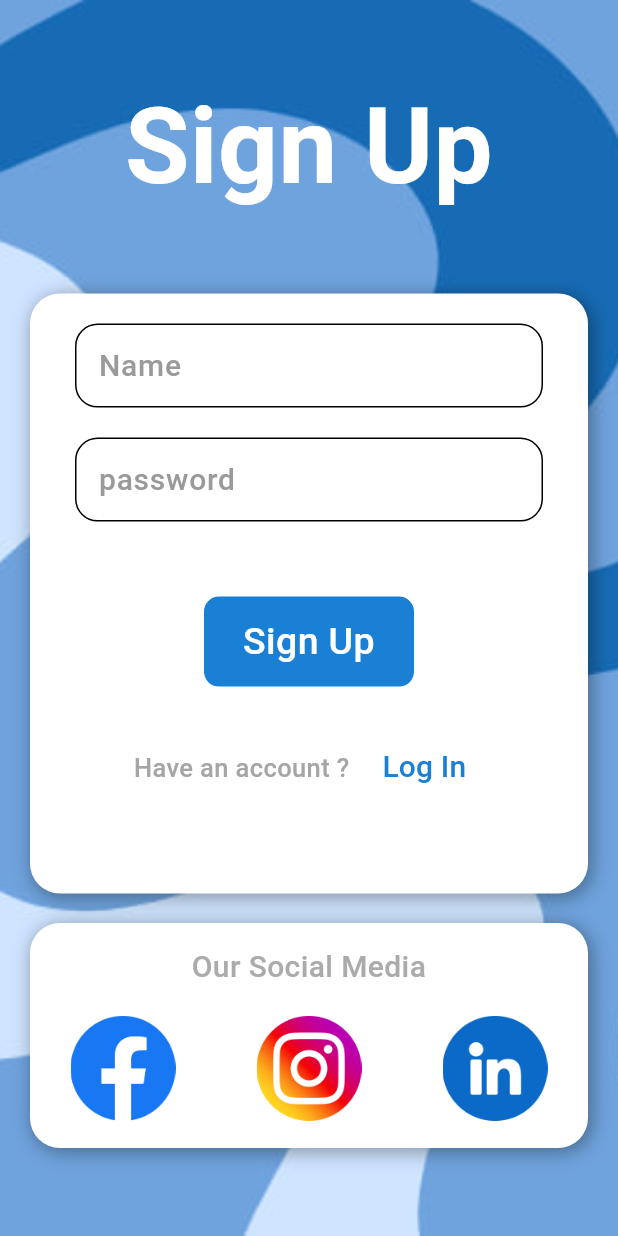
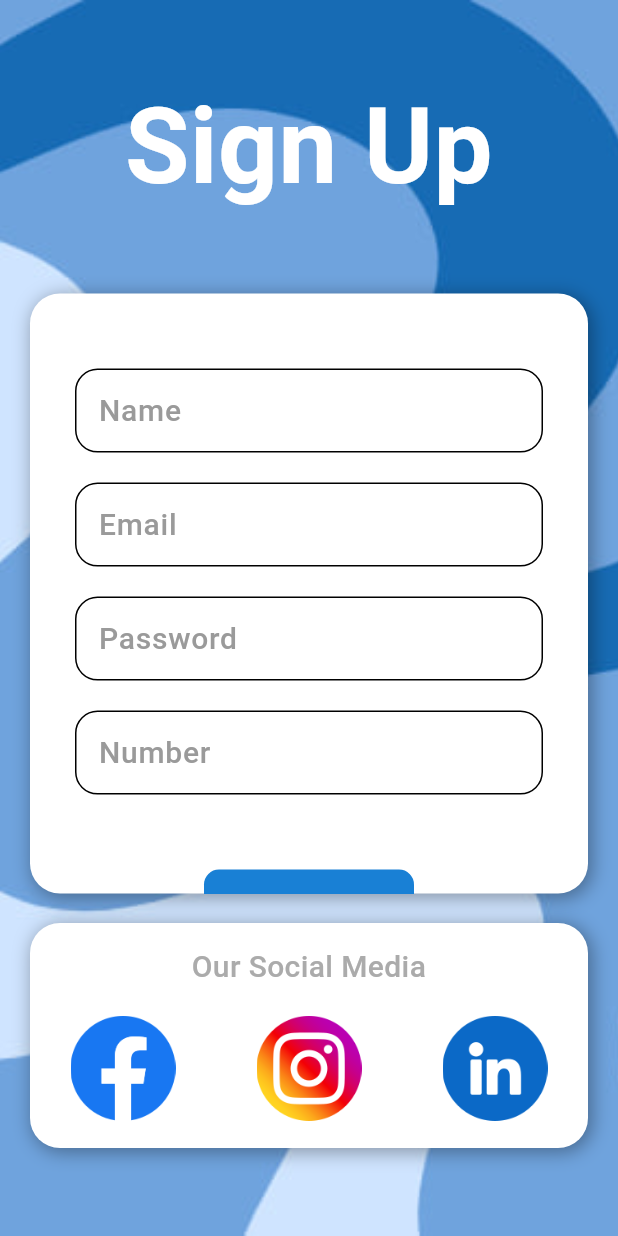
Before and after one commit to KSABBAS/Codeveloper-To-Do, a Flutter app: the Signupview screen opened by its route, on a phone screen of 412 x 824 dp. Run offline on Flutter 3.47's test engine with Material 3 defaults, Android fonts, the phone set to English and light mode, and no system bars; our stand-ins replace get, shared_preferences; accounts and stored records are empty; Roboto replaces fonts that are missing (Courgette).

Commit message:
sign up validator is done

```diff
--- a/codeveloper_to_do/lib/auth/SignUp/SignUpView.dart
+++ b/codeveloper_to_do/lib/auth/SignUp/SignUpView.dart
@@ -1,11 +1,13 @@
 import 'package:codeveloper_to_do/Constants/ColorsUsded.dart';
 import 'package:codeveloper_to_do/MyTools.dart';
+import 'package:codeveloper_to_do/data/SignUpData.dart';
 import 'package:flutter/material.dart';
 import 'package:get/get.dart';
+import 'package:shared_preferences/shared_preferences.dart';
 
 class Signupview extends StatelessWidget {
   Signupview({super.key});
-  GlobalKey<FormState> SignUpKey = GlobalKey();
+  final GlobalKey<FormState> SignUpKey = GlobalKey();
   @override
   Widget build(BuildContext context) {
     return Scaffold(
@@ -39,21 +41,24 @@ class Signupview extends StatelessWidget {
                   circularRadius: 20,
                   height: 400,
                   width: double.infinity,
-                  boxShadow: [
+                  boxShadow: const [
                     BoxShadow(
                         blurRadius: 10,
-                        color: const Color.fromARGB(91, 0, 0, 0),
+                        color: Color.fromARGB(91, 0, 0, 0),
                         offset: Offset(2, 2),
                         spreadRadius: .3)
                   ],
-                  margin: EdgeInsets.symmetric(horizontal: 20),
-                  padding: EdgeInsets.symmetric(horizontal: 30),
+                  margin: const EdgeInsets.symmetric(horizontal: 20),
+                  padding: const EdgeInsets.symmetric(horizontal: 30),
                   child: ListView(
                     children: [
                       PMaker(
-                        top: 20,
+                        top: 50,
                       ),
                       TFFMaker(
+                        onSaved: (value) {
+                          SignUpData.name = value;
+                        },
                         label: TMaker(
                             fontFamily: "Courgette",
                             text: "Name",
@@ -64,9 +69,10 @@ class Signupview extends StatelessWidget {
                           if (value!.isEmpty) {
                             return "field is empty";
                           }
-                          if (value!.split(" ").length < 3) {
+                          if (value.split(" ").length < 3) {
                             return "the field must be 3 names";
                           }
+                          return null;
                         },
                         enabledCircularRadius: 15,
                         focusedCircularRadius: 15,
@@ -78,28 +84,83 @@ class Signupview extends StatelessWidget {
                       PMaker(
                         top: 20,
                       ),
-                      TextField(
-                        onChanged: (value) {
-                          print(value);
+                      TFFMaker(
+                        onSaved: (value) {
+                          SignUpData.Email = value;
                         },
-                        decoration: InputDecoration(
-                          enabledBorder: OutlineInputBorder(
-                              borderRadius: BorderRadius.circular(15),
-                              borderSide:
-                                  BorderSide(width: 1, color: Colors.black)),
-                          focusedBorder: OutlineInputBorder(
-                              borderRadius: BorderRadius.circular(15),
-                              borderSide:
-                                  BorderSide(width: 2, color: UsedColors.Blue)),
                         label: TMaker(
                             fontFamily: "Courgette",
-                              text: "password",
+                            text: "Email",
                             fontSize: 20,
                             fontWeight: FontWeight.w500,
                             color: const Color.fromARGB(255, 154, 154, 154)),
-                          border: OutlineInputBorder(
-                              borderRadius: BorderRadius.circular(15)),
+                        validator: (value) {
+                          if (value!.isEmpty) {
+                            return "field is empty";
+                          }
+                          if ((!value.endsWith("@gmail.com") ||
+                                  !(value.length > 10)) &&
+                              (!value.endsWith("@yahoo.com") ||
+                                  !(value.length > 10))) {
+                            return "صيغة الايميل ليسة صحيحة";
+                          }
+                          return null;
+                        },
+                        enabledCircularRadius: 15,
+                        focusedCircularRadius: 15,
+                        enabledBorderwidth: 1,
+                        focusedBorderwidth: 2,
+                        enabledBorderColor: Colors.black,
+                        focusedBorderColor: UsedColors.Blue,
                       ),
+                      PMaker(
+                        top: 20,
+                      ),
+                      TFFMaker(
+                        onSaved: (value) {
+                          SignUpData.password = value;
+                        },
+                        label: TMaker(
+                            fontFamily: "Courgette",
+                            text: "Password",
+                            fontSize: 20,
+                            fontWeight: FontWeight.w500,
+                            color: const Color.fromARGB(255, 154, 154, 154)),
+                        validator: (value) {
+                          if (value!.isEmpty) {
+                            return "field is empty";
+                          }
+                          if (value.length < 6) {
+                            return "it must be longer than 6 characters";
+                          }
+                          return null;
+                        },
+                        enabledCircularRadius: 15,
+                        focusedCircularRadius: 15,
+                        enabledBorderwidth: 1,
+                        focusedBorderwidth: 2,
+                        enabledBorderColor: Colors.black,
+                        focusedBorderColor: UsedColors.Blue,
+                      ),
+                      PMaker(
+                        top: 20,
+                      ),
+                      TFFMaker(
+                        onSaved: (value) {
+                          SignUpData.phone = value;
+                        },
+                        label: TMaker(
+                            fontFamily: "Courgette",
+                            text: "Number",
+                            fontSize: 20,
+                            fontWeight: FontWeight.w500,
+                            color: const Color.fromARGB(255, 154, 154, 154)),
+                        enabledCircularRadius: 15,
+                        focusedCircularRadius: 15,
+                        enabledBorderwidth: 1,
+                        focusedBorderwidth: 2,
+                        enabledBorderColor: Colors.black,
+                        focusedBorderColor: UsedColors.Blue,
                       ),
                       PMaker(
                         top: 50,
@@ -112,11 +173,14 @@ class Signupview extends StatelessWidget {
                         text: "Sign Up",
                         buttonColor: UsedColors.Blue,
                         onTap: () async {
-                          SignUpKey.currentState!.validate();
-                          // SharedPreferences sharedPreferences =
-                          //     await SharedPreferences.getInstance();
-                          // sharedPreferences.setBool("LoggedIn", true);
-                          // Get.toNamed("Home");
+                          if (SignUpKey.currentState!.validate()) {
+                            SignUpKey.currentState!.save();
+                            SignUpData.storeSignUpInfo();
+                            SharedPreferences sharedPreferences =
+                                await SharedPreferences.getInstance();
+                            sharedPreferences.setBool("LoggedIn", true);
+                            Get.toNamed("Home");
+                          }
                         },
                       ),
                       PMaker(
@@ -146,6 +210,9 @@ class Signupview extends StatelessWidget {
                                   color: UsedColors.Blue)),
                         ],
                       ),
+                      PMaker(
+                        top: 30,
+                      ),
                     ],
                   ),
                 ),
@@ -155,15 +222,15 @@ class Signupview extends StatelessWidget {
                   circularRadius: 20,
                   height: 150,
                   width: double.infinity,
-                  boxShadow: [
+                  boxShadow: const [
                     BoxShadow(
                         blurRadius: 10,
-                        color: const Color.fromARGB(91, 0, 0, 0),
+                        color: Color.fromARGB(91, 0, 0, 0),
                         offset: Offset(2, 2),
                         spreadRadius: .3)
                   ],
-                  margin: EdgeInsets.symmetric(horizontal: 20),
-                  padding: EdgeInsets.only(top: 15),
+                  margin: const EdgeInsets.symmetric(horizontal: 20),
+                  padding: const EdgeInsets.only(top: 15),
                   child: Column(
                     children: [
                       TMaker(
--- a/codeveloper_to_do/lib/data/loginData.dart
+++ b/codeveloper_to_do/lib/data/loginData.dart
@@ -32,6 +32,7 @@ class LogInData {
   static Future<bool> LoggedInCheck() async {
     SharedPreferences sharedPreferences = await SharedPreferences.getInstance();
     if (sharedPreferences.getBool("LoggedIn") ?? false) {
+      print("==============================${sharedPreferences.getStringList("UserData")}");
       return true;
     } else {
       return false;
--- a/codeveloper_to_do/lib/main.dart
+++ b/codeveloper_to_do/lib/main.dart
@@ -30,8 +30,8 @@ class _ToDoAppState extends State<ToDoApp> {
     print("=========== Logged In : $loggedIn");
     SystemChrome.setEnabledSystemUIMode(SystemUiMode.immersiveSticky);
     return (
-    //loggedIn
-    false
+    loggedIn
+    // false
     ) ? HomePage() : Loginview();
   }
 }
```
Also changed, not shown: codeveloper_to_do/lib/data/SignUpData.dart (+3 -4 lines). Lines whose indentation alone changed are shown as unchanged.
